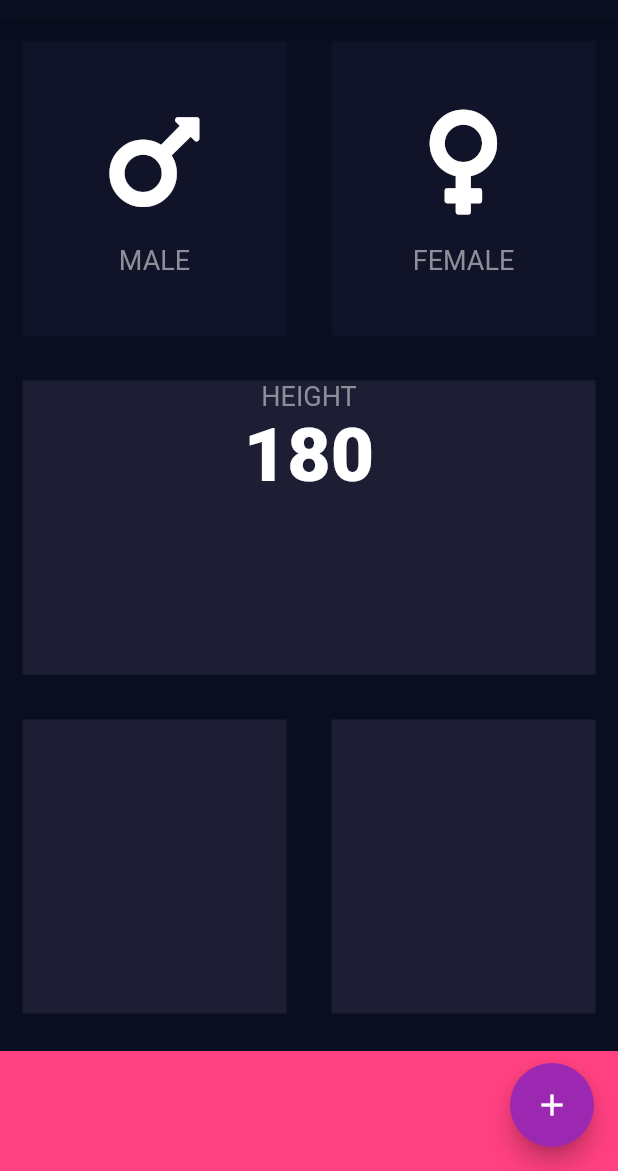
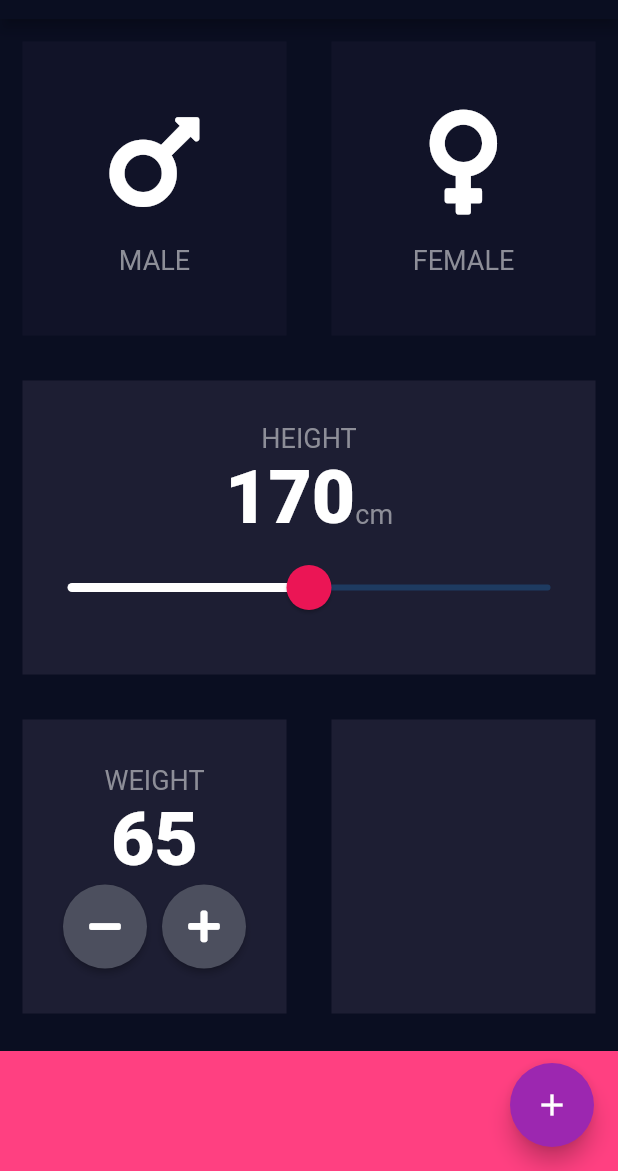
Before and after one commit to Akito-n/BMI_Calculator_flutter, a Flutter app: the screen it shows after launch, on a phone screen of 412 x 824 dp, the part 65-1236 px from its top. Run offline on Flutter 3.47's test engine with Material 2 defaults, Android fonts, the phone set to English and light mode, and no system bars; our stand-ins replace font_awesome_flutter.

Commit message:
ボタン自作

```diff
--- a/lib/pages/input_page.dart
+++ b/lib/pages/input_page.dart
@@ -13,6 +13,8 @@ class InputPage extends StatefulWidget {
 
 class _InputPageState extends State<InputPage> {
   GenderType selectedGender;
+  int height = 170;
+  int weight = 65;
 
   @override
   Widget build(BuildContext context) {
@@ -65,19 +67,47 @@ class _InputPageState extends State<InputPage> {
             child: ReusableCard(
               boxColor: kActiveBoxColor,
               childWidget: Column(
+                mainAxisAlignment: MainAxisAlignment.center,
                 children: [
                   Text(
                     'HEIGHT',
                     style: kLabelTextStyle,
                   ),
                   Row(
+                    crossAxisAlignment: CrossAxisAlignment.baseline,
+                    textBaseline: TextBaseline.alphabetic,
                     mainAxisAlignment: MainAxisAlignment.center,
                     children: [
                       Text(
-                        '180',
+                        height.toString(),
                         style: kNumberTextStyle,
+                      ),
+                      Text(
+                        'cm',
+                        style: kLabelTextStyle,
                       )
                     ],
+                  ),
+                  SliderTheme(
+                    data: SliderTheme.of(context).copyWith(
+                        inactiveTickMarkColor: Color(0xFF8D8E98),
+                        thumbColor: Color(0xFFEB1555),
+                        thumbShape:
+                            RoundSliderThumbShape(enabledThumbRadius: 15.0),
+                        overlayColor: Color(0x29EB1555),
+                        overlayShape:
+                            RoundSliderOverlayShape(overlayRadius: 30.0),
+                        activeTrackColor: Colors.white),
+                    child: Slider(
+                      value: height.toDouble(),
+                      onChanged: (double newValue) {
+                        setState(() {
+                          height = newValue.round();
+                        });
+                      },
+                      min: 100.0,
+                      max: 240.0,
+                    ),
                   )
                 ],
               ),
@@ -88,8 +118,35 @@ class _InputPageState extends State<InputPage> {
               children: [
                 Expanded(
                   child: ReusableCard(
-                    boxColor: kActiveBoxColor,
-                  ),
+                      boxColor: kActiveBoxColor,
+                      childWidget: Column(
+                        mainAxisAlignment: MainAxisAlignment.center,
+                        children: [
+                          Text('WEIGHT', style: kLabelTextStyle),
+                          Text(weight.toString(), style: kNumberTextStyle),
+                          Row(
+                            mainAxisAlignment: MainAxisAlignment.center,
+                            children: [
+                              RoundIconButton(
+                                  icon: FontAwesomeIcons.minus,
+                                  handlePress: () {
+                                    setState(() {
+                                      weight--;
+                                    });
+                                  }),
+                              SizedBox(width: 10.0),
+                              RoundIconButton(
+                                icon: FontAwesomeIcons.plus,
+                                handlePress: () {
+                                  setState(() {
+                                    weight++;
+                                  });
+                                },
+                              ),
+                            ],
+                          )
+                        ],
+                      )),
                 ),
                 Expanded(
                   child: ReusableCard(
@@ -118,3 +175,20 @@ class _InputPageState extends State<InputPage> {
     );
   }
 }
+
+class RoundIconButton extends StatelessWidget {
+  RoundIconButton({this.icon, this.handlePress});
+  final IconData icon;
+  final Function handlePress;
+
+  @override
+  Widget build(BuildContext context) {
+    return RawMaterialButton(
+      child: Icon(icon),
+      onPressed: handlePress,
+      constraints: BoxConstraints.tightFor(width: 56, height: 56),
+      shape: CircleBorder(),
+      fillColor: Color(0xFF4C4F5E),
+    );
+  }
+}
```
